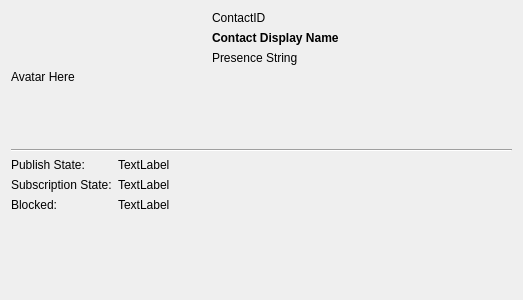
The window that dialogs/contact-info.ui (KDE/ktp-contact-list) describes before a commit, drawn with Qt 5.
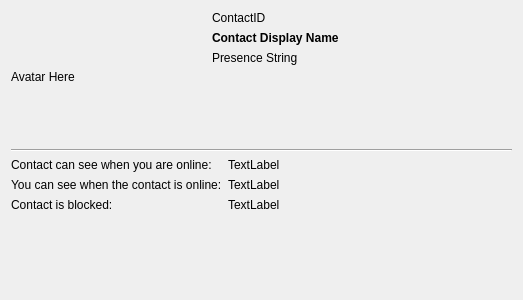
The same window after the commit.

Commit message: Add a generic avatar into contact info dialog for contacts without avatar. Some enhancements in user visible strings too.

```diff
--- a/dialogs/contact-info.ui
+++ b/dialogs/contact-info.ui
@@ -105,7 +105,7 @@
         <string>Can see when you are online</string>
        </property>
        <property name="text">
-        <string>Publish State:</string>
+        <string>Contact can see when you are online:</string>
        </property>
       </widget>
      </item>
@@ -122,7 +122,7 @@
         <string>You can see when they are online</string>
        </property>
        <property name="text">
-        <string>Subscription State:</string>
+        <string>You can see when the contact is online:</string>
        </property>
       </widget>
      </item>
@@ -136,7 +136,7 @@
      <item row="2" column="0">
       <widget class="QLabel" name="label_4">
        <property name="text">
-        <string>Blocked:</string>
+        <string>Contact is blocked:</string>
        </property>
       </widget>
      </item>
```
Left out of the diff: 6 changed lines with no effect on the pictures. The commit also changes 1 other file.
